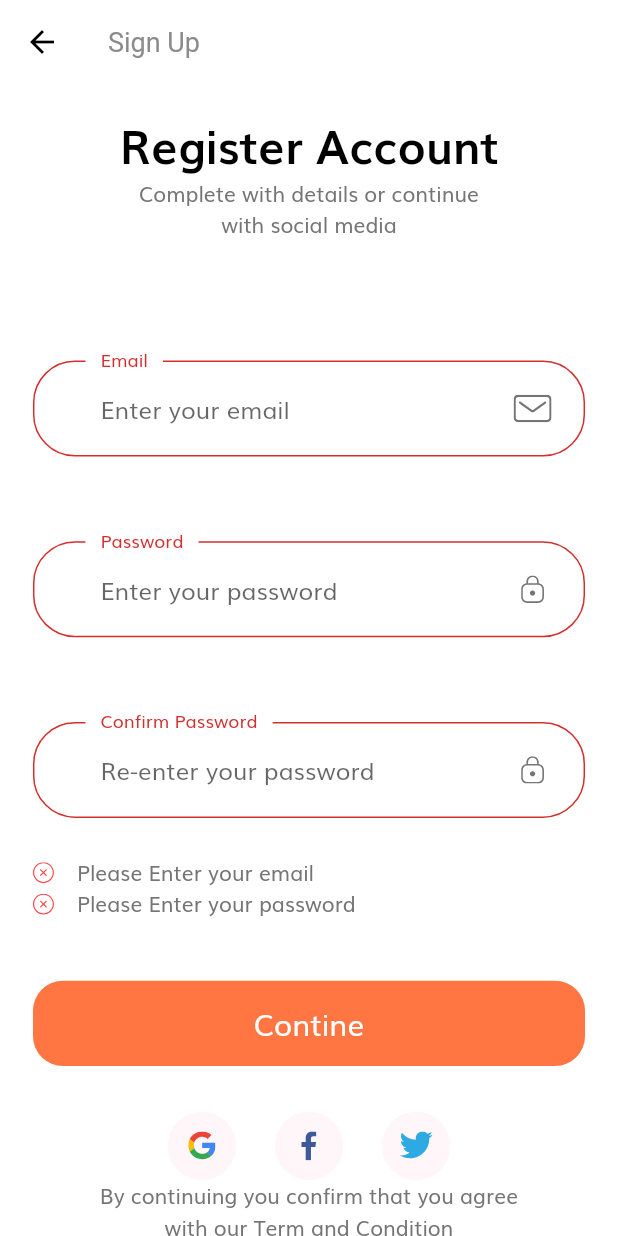
After one commit to prashantsachan98/shop_app, a Flutter app: the SignUpScreen screen opened by its route, after a tap on "Contine", on a phone screen of 412 x 824 dp. The commit adds this screen. Run offline on Flutter 3.47's test engine with Material 2 defaults, Android fonts, the phone set to English and light mode, and no system bars; our stand-ins replace flutter_svg.

Commit message:
register screen

```diff
--- a/lib/components/default_button.dart
+++ b/lib/components/default_button.dart
@@ -17,6 +17,7 @@ class DefaultButton extends StatelessWidget {
     return SizedBox(
       width: double.infinity,
       height: getProportionateScreenHeight(56),
+      // ignore: deprecated_member_use
       child: FlatButton(
         shape: RoundedRectangleBorder(borderRadius: BorderRadius.circular(20)),
         color: kPrimaryColor,
--- a/lib/constants.dart
+++ b/lib/constants.dart
@@ -1,4 +1,5 @@
 import 'package:flutter/material.dart';
+import 'package:shop_app/size_config.dart';
 
 const kPrimaryColor = Color(0xFFFF7643);
 const kPrimaryLightColor = Color(0xFFFFECDF);
@@ -12,6 +13,12 @@ const kTextColor = Color(0xFF757575);
 
 const kAnimationDuration = Duration(milliseconds: 200);
 
+final headingStyle = TextStyle(
+    color: Colors.black,
+    fontSize: getProportionateScreenwidth(28),
+    height: 1.5,
+    fontWeight: FontWeight.bold);
+
 // Form Error
 final RegExp emailValidatorRegExp =
     RegExp(r"^[a-zA-Z0-9.]+@[a-zA-Z0-9]+\.[a-zA-Z]+");
--- a/lib/routes.dart
+++ b/lib/routes.dart
@@ -1,9 +1,8 @@
-
-
 import 'package:flutter/widgets.dart';
 import 'package:shop_app/screens/forgot_password/components/forgot_password_screen.dart';
 import 'package:shop_app/screens/login_success/login_success_screen.dart';
-import 'package:shop_app/screens/splash/sign_in/sign_in.dart';
+import 'package:shop_app/screens/sign_up/sign_up_screen.dart';
+import 'package:shop_app/screens/sign_in/sign_in.dart';
 import 'package:shop_app/screens/splash/spalsh_screen.dart';
 
 // named routes
@@ -12,5 +11,6 @@ final Map<String, WidgetBuilder> routes = {
   SplashScreen.routeName: (context) => SplashScreen(),
   SignInScreen.routeName: (context) => SignInScreen(),
   ForgotPasswordScreen.routeName: (context) => ForgotPasswordScreen(),
-  LoginSuccessScreen.routeName: (context) => LoginSuccessScreen()
+  LoginSuccessScreen.routeName: (context) => LoginSuccessScreen(),
+  SignUpScreen.routeName: (context) => SignUpScreen(),
 };
--- a/lib/screens/splash/sign_in/sign_in.dart
+++ b/lib/screens/sign_in/sign_in.dart
@@ -1,5 +1,5 @@
 import 'package:flutter/material.dart';
-import 'package:shop_app/screens/splash/sign_in/components/body.dart';
+import 'package:shop_app/screens/sign_in/components/body.dart';
 
 class SignInScreen extends StatelessWidget {
   static String routeName = "/sign_in";
--- /dev/null
+++ b/lib/screens/sign_up/components/body.dart
@@ -0,0 +1,65 @@
+import 'package:flutter/material.dart';
+import 'package:shop_app/constants.dart';
+import 'package:shop_app/screens/sign_up/components/sign_up_form.dart';
+import 'package:shop_app/screens/splash/components/social_card.dart';
+
+import 'package:shop_app/size_config.dart';
+
+class Body extends StatelessWidget {
+  @override
+  Widget build(BuildContext context) {
+    return SingleChildScrollView(
+      child: SizedBox(
+        width: double.infinity,
+        child: Padding(
+          padding:
+              EdgeInsets.symmetric(horizontal: getProportionateScreenwidth(20)),
+          child: Column(
+            children: [
+              SizedBox(
+                height: SizeConfig.screenHeight * 0.02,
+              ),
+              Text(
+                "Register Account",
+                style: headingStyle,
+              ),
+              const Text(
+                "Complete with details or continue \nwith social media",
+                textAlign: TextAlign.center,
+                style: TextStyle(color: kTextColor),
+              ),
+              SizedBox(
+                height: SizeConfig.screenHeight * 0.06,
+              ),
+              SignUpForm(),
+              SizedBox(
+                height: getProportionateScreenHeight(30),
+              ),
+              Row(
+                mainAxisAlignment: MainAxisAlignment.center,
+                children: [
+                  SocialCard(
+                    icon: "assets/icons/google-icon.svg",
+                    press: () {},
+                  ),
+                  SocialCard(
+                    icon: "assets/icons/facebook-2.svg",
+                    press: () {},
+                  ),
+                  SocialCard(
+                    icon: "assets/icons/twitter.svg",
+                    press: () {},
+                  )
+                ],
+              ),
+              Text(
+                'By continuing you confirm that you agree \nwith our Term and Condition',
+                textAlign: TextAlign.center,
+              )
+            ],
+          ),
+        ),
+      ),
+    );
+  }
+}
--- /dev/null
+++ b/lib/screens/sign_up/components/sign_up_form.dart
@@ -0,0 +1,171 @@
+import 'package:flutter/material.dart';
+import 'package:shop_app/components/custom_surffix_icon.dart';
+import 'package:shop_app/components/default_button.dart';
+import 'package:shop_app/screens/splash/components/form_error.dart';
+
+import '../../../constants.dart';
+import '../../../size_config.dart';
+
+class SignUpForm extends StatefulWidget {
+  @override
+  _SignUpFormState createState() => _SignUpFormState();
+}
+
+class _SignUpFormState extends State<SignUpForm> {
+  final _formKey = GlobalKey<FormState>();
+  String email;
+  String password;
+  String confirmPassword;
+  final List<String> errors = [];
+
+  void addError({String error}) {
+    if (!errors.contains(error))
+      setState(() {
+        errors.add(error);
+      });
+  }
+
+  void removeError({String error}) {
+    if (errors.contains(error))
+      setState(() {
+        errors.remove(error);
+      });
+  }
+
+  @override
+  Widget build(BuildContext context) {
+    return SingleChildScrollView(
+      child: Form(
+        key: _formKey,
+        child: Column(
+          children: [
+            SizedBox(
+              height: getProportionateScreenHeight(30),
+            ),
+            buildEmailFormField(),
+            SizedBox(
+              height: getProportionateScreenHeight(30),
+            ),
+            buildPasswordFormField(),
+            SizedBox(
+              height: getProportionateScreenHeight(30),
+            ),
+            buildConfirmPasswordFormField(),
+            FormError(errors: errors),
+            SizedBox(
+              height: getProportionateScreenHeight(40),
+            ),
+            DefaultButton(
+              text: "Contine",
+              press: () {
+                if (_formKey.currentState.validate()) {
+                  if (confirmPassword == password) {
+                    print('object');
+                  }
+                }
+              },
+            )
+          ],
+        ),
+      ),
+    );
+  }
+
+  TextFormField buildConfirmPasswordFormField() {
+    return TextFormField(
+      obscureText: true,
+      onSaved: (newValue) => confirmPassword = newValue,
+      onChanged: (value) {
+        if (password == confirmPassword) {
+          removeError(error: kMatchPassError);
+        } else if (value.length >= 8) {
+          removeError(error: kShortPassError);
+        }
+        return null;
+      },
+      validator: (value) {
+        if (value.isEmpty) {
+          return "";
+        } else if (confirmPassword != password) {
+          addError(error: kMatchPassError);
+          return "";
+        }
+        return null;
+      },
+      decoration: InputDecoration(
+        labelText: "Confirm Password",
+        hintText: "Re-enter your password",
+        // If  you are using latest version of flutter then lable text and hint text shown like this
+        // if you r using flutter less then 1.20.* then maybe this is not working properly
+        floatingLabelBehavior: FloatingLabelBehavior.always,
+        suffixIcon: CustomSurrfixIcon(svgIcon: "assets/icons/Lock.svg"),
+      ),
+    );
+  }
+
+  TextFormField buildPasswordFormField() {
+    return TextFormField(
+      obscureText: true,
+      onSaved: (newValue) => password = newValue,
+      onChanged: (value) {
+        if (value.isNotEmpty) {
+          removeError(error: kPassNullError);
+        } else if (value.length >= 8) {
+          removeError(error: kShortPassError);
+        }
+        return null;
+      },
+      validator: (value) {
+        if (value.isEmpty) {
+          addError(error: kPassNullError);
+          return "";
+        } else if (value.length < 8) {
+          addError(error: kShortPassError);
+          return "";
+        }
+        return null;
+      },
+      decoration: InputDecoration(
+        labelText: "Password",
+        hintText: "Enter your password",
+        // If  you are using latest version of flutter then lable text and hint text shown like this
+        // if you r using flutter less then 1.20.* then maybe this is not working properly
+        floatingLabelBehavior: FloatingLabelBehavior.always,
+        suffixIcon: CustomSurrfixIcon(svgIcon: "assets/icons/Lock.svg"),
+      ),
+    );
+  }
+
+  TextFormField buildEmailFormField() {
+    return TextFormField(
+      keyboardType: TextInputType.emailAddress,
+      onSaved: (newValue) => email = newValue,
+      onChanged: (value) {
+        if (value.isNotEmpty) {
+          removeError(error: kEmailNullError);
+        } else if (emailValidatorRegExp.hasMatch(value)) {
+          removeError(error: kInvalidEmailError);
+        }
+        return null;
+      },
+      validator: (value) {
+        if (value.isEmpty) {
+          addError(error: kEmailNullError);
+          return "";
+        } else if (!emailValidatorRegExp.hasMatch(value)) {
+          addError(error: kInvalidEmailError);
+          return "";
+        }
+        return null;
+      },
+      decoration: InputDecoration(
+        labelText: "Email",
+        hintText: "Enter your email",
+        // If  you are using latest version of flutter then lable text and hint text shown like this
+        // if you r using flutter less then 1.20.* then maybe this is not working properly
+        floatingLabelBehavior: FloatingLabelBehavior.always,
+        suffixIcon: CustomSurrfixIcon(svgIcon: "assets/icons/Mail.svg"),
+      ),
+    );
+  }
+}
--- /dev/null
+++ b/lib/screens/sign_up/sign_up_screen.dart
@@ -0,0 +1,15 @@
+import 'package:flutter/material.dart';
+import 'components/body.dart';
+
+class SignUpScreen extends StatelessWidget {
+  static String routeName = "/sign_up";
+  @override
+  Widget build(BuildContext context) {
+    return Scaffold(
+      appBar: AppBar(
+        title: Text("Sign Up"),
+      ),
+      body: Body(),
+    );
+  }
+}
--- a/lib/screens/splash/components/body.dart
+++ b/lib/screens/splash/components/body.dart
@@ -2,7 +2,7 @@ import 'package:flutter/material.dart';
 import 'package:shop_app/components/default_button.dart';
 import 'package:shop_app/constants.dart';
 import 'package:shop_app/screens/splash/components/splash_content.dart';
-import 'package:shop_app/screens/splash/sign_in/sign_in.dart';
+import 'package:shop_app/screens/sign_in/sign_in.dart';
 import 'package:shop_app/size_config.dart';
 
 class Body extends StatefulWidget {
```
Also changed, not shown: lib/screens/sign_in/components/body.dart (renamed from lib/screens/splash/sign_in/components/body.dart, +13 -6 lines), lib/screens/sign_in/components/sign_form.dart (added, +155 -0 lines), lib/screens/splash/sign_in/components/sign_form.dart (deleted, +0 -148 lines).
